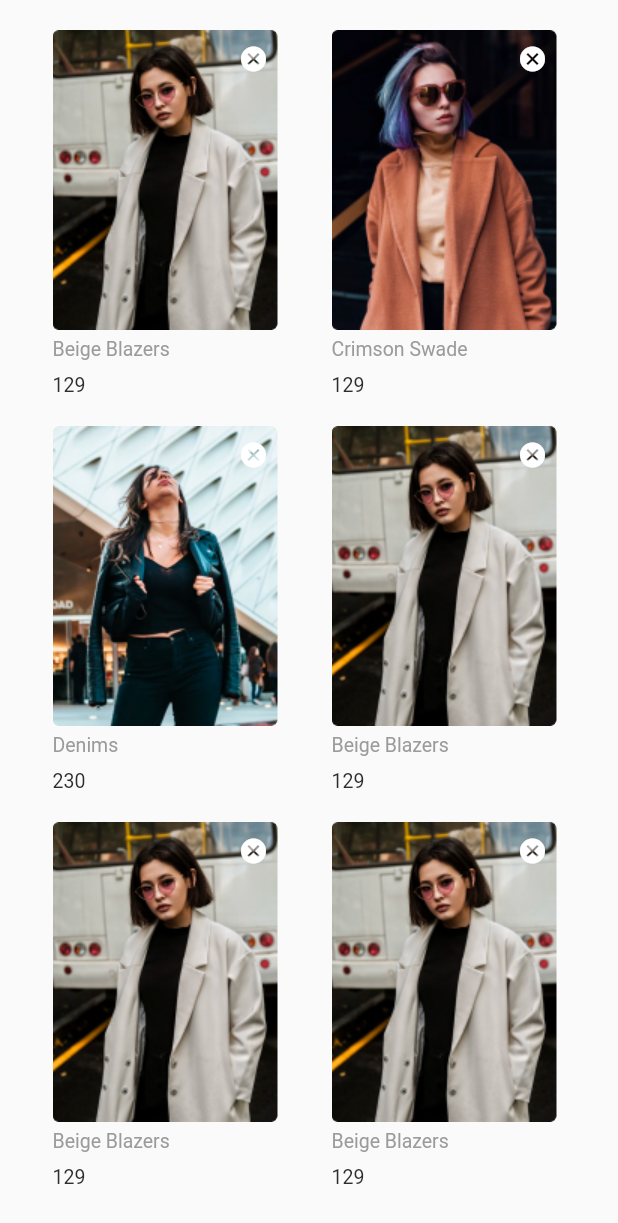
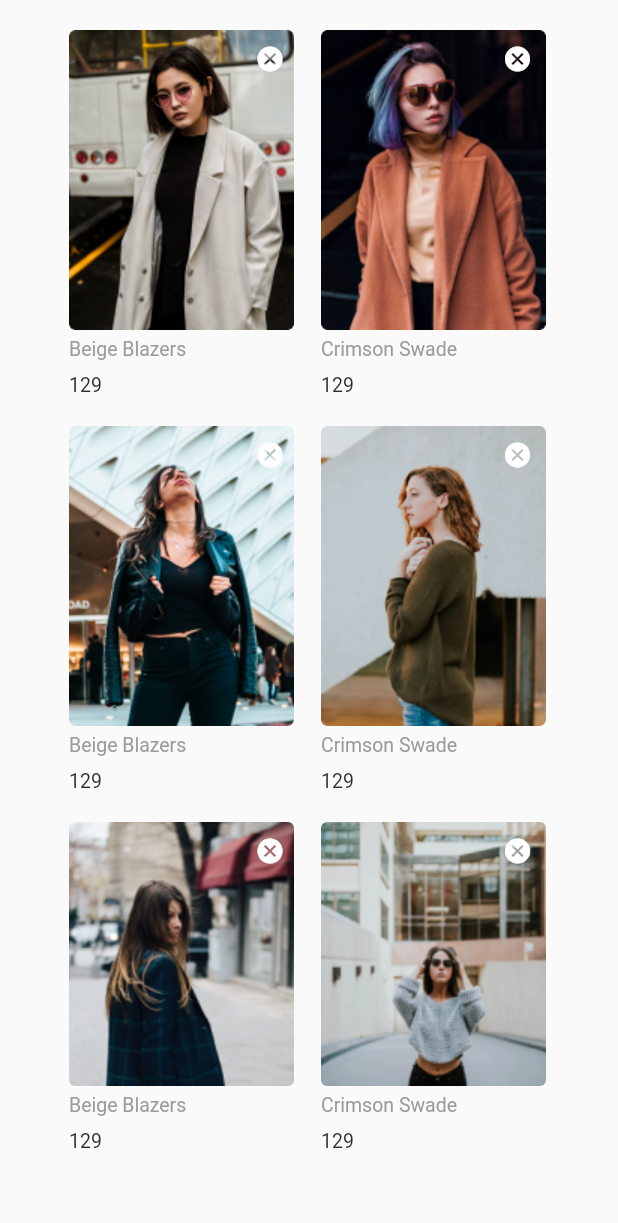
Before and after one commit to titandiaz/marketplace-flutter, a Flutter app: the WishlistPage screen opened by its route, on a phone screen of 412 x 824 dp. Shown: the top 1223 px of the screen. Run offline on Flutter 3.47's test engine with Material 2 defaults, Android fonts, the phone set to English and light mode, and no system bars; our stand-ins replace firebase_auth, flutter_swiper; accounts and stored records are empty; network calls fail.

Commit message:
Wishlist arreglo de diseño, Cart arreglo de diseño

```diff
--- a/lib/src/pages/wishlist_page.dart
+++ b/lib/src/pages/wishlist_page.dart
@@ -23,13 +23,16 @@ class _WishlistPageState extends State<WishlistPage> {
           children: [
             TableRow(
               children: [
+                Row(
+                  mainAxisAlignment: MainAxisAlignment.center,
+                  children: <Widget>[
                     Padding(
-                  padding: const EdgeInsets.only(left: 35, bottom: 20),
+                      padding: const EdgeInsets.only(left: 0, bottom: 20),
                       child: Column(
                         crossAxisAlignment: CrossAxisAlignment.start,
                         children: <Widget>[
                           Container(
-                        padding: const EdgeInsets.only(left: 35, top: 20),
+                            padding: const EdgeInsets.only(left: 0, top: 20),
                           ),
                           Container(
                             child: Stack(
@@ -62,7 +65,7 @@ class _WishlistPageState extends State<WishlistPage> {
                       ),
                     ),
                     Padding(
-                  padding: const EdgeInsets.only(left: 15, bottom: 20),
+                      padding: const EdgeInsets.only(left: 10, bottom: 20),
                       child: Column(
                         crossAxisAlignment: CrossAxisAlignment.start,
                         children: <Widget>[
@@ -70,6 +73,7 @@ class _WishlistPageState extends State<WishlistPage> {
                             padding: const EdgeInsets.only(top: 20),
                           ),
                           Container(
+                            width: 152,
                             child: Stack(
                               children: <Widget>[
                                 ClipRRect(
@@ -99,12 +103,17 @@ class _WishlistPageState extends State<WishlistPage> {
                         ],
                       ),
                     ),
+                  ],
+                ),
               ]
             ),
             TableRow(
               children: [
+                Row(
+                  mainAxisAlignment: MainAxisAlignment.center,
+                  children: <Widget>[
                     Padding(
-                  padding: const EdgeInsets.only(left: 35, bottom: 20),
+                      padding: const EdgeInsets.only(left: 0, bottom: 20),
                       child: Column(
                         crossAxisAlignment: CrossAxisAlignment.start,
                         children: <Widget>[
@@ -114,80 +123,6 @@ class _WishlistPageState extends State<WishlistPage> {
                                 ClipRRect(
                                   borderRadius: new BorderRadius.circular(4.0),
                                   child: Image.asset('assets/Bitmap3.png', fit: BoxFit.cover,),
-                            ),
-                            Container(
-                              transform: Matrix4.translationValues(0.0, -5.0, 0.0),
-                              padding: EdgeInsets.only(left: 110),
-                              child: IconButton( icon: Icon(Icons.cancel, color: Colors.white,), iconSize: 20,
-                                onPressed: () {
-                                  print('object');
-                                },
-                              ),
-                            ),
-                          ],
-                        ),
-                      ),
-                      Container(
-                        padding: EdgeInsets.only(top: 5),
-                        child: Text( 'Denims', style: TextStyle( fontSize: 13, color: Color(0xFF9B9B9B),),),
-                      ),
-                      Container(
-                        padding: EdgeInsets.only(top: 9),
-                        child: Text( '230', style: TextStyle( fontSize: 13, color: Color(0xFF2D2D2D),),),
-                      ),
-                    ],
-                  ),
-                ),
-                Padding(
-                  padding: const EdgeInsets.only(left: 15, bottom: 20),
-                  child: Column(
-                    crossAxisAlignment: CrossAxisAlignment.start,
-                    children: <Widget>[
-                      Container(
-                        child: Stack(
-                          children: <Widget>[
-                            ClipRRect(
-                              borderRadius: new BorderRadius.circular(4.0),
-                              child: Image.asset('assets/Bitmap.png', fit: BoxFit.cover,),
-                            ),
-                            Container(
-                              transform: Matrix4.translationValues(0.0, -5.0, 0.0),
-                              padding: EdgeInsets.only(left: 110),
-                              child: IconButton( icon: Icon(Icons.cancel, color: Colors.white,), iconSize: 20,
-                                onPressed: () {
-                                  print('object');
-                                },
-                              ),
-                            ),
-                          ],
-                        ),
-                      ),
-                      Container(
-                        padding: EdgeInsets.only(top: 5),
-                        child: Text( 'Beige Blazers', style: TextStyle( fontSize: 13, color: Color(0xFF9B9B9B),),),
-                      ),
-                      Container(
-                        padding: EdgeInsets.only(top: 9),
-                        child: Text( '129', style: TextStyle( fontSize: 13, color: Color(0xFF2D2D2D),),),
-                      ),
-                    ],
-                  ),
-                ),
-              ]
-            ),
-            TableRow(
-              children: [
-                Padding(
-                  padding: const EdgeInsets.only(left: 35, bottom: 20),
-                  child: Column(
-                    crossAxisAlignment: CrossAxisAlignment.start,
-                    children: <Widget>[
-                      Container(
-                        child: Stack(
-                          children: <Widget>[
-                            ClipRRect(
-                              borderRadius: new BorderRadius.circular(4.0),
-                              child: Image.asset('assets/Bitmap.png', fit: BoxFit.cover,),
                                 ),
                                 Container(
                                   transform: Matrix4.translationValues(0.0, -5.0, 0.0),
@@ -213,7 +148,52 @@ class _WishlistPageState extends State<WishlistPage> {
                       ),
                     ),
                     Padding(
-                  padding: const EdgeInsets.only(left: 15, bottom: 20),
+                      padding: const EdgeInsets.only(left: 10, bottom: 20),
+                      child: Column(
+                        crossAxisAlignment: CrossAxisAlignment.start,
+                        children: <Widget>[
+                          Container(
+                            width: 152,
+                            child: Stack(
+                              children: <Widget>[
+                                ClipRRect(
+                                  borderRadius: new BorderRadius.circular(4.0),
+                                  child: Image.asset('assets/Bitmap4.png', fit: BoxFit.cover,),
+                                ),
+                                Container(
+                                  transform: Matrix4.translationValues(0.0, -5.0, 0.0),
+                                  padding: EdgeInsets.only(left: 110),
+                                  child: IconButton( icon: Icon(Icons.cancel, color: Colors.white,), iconSize: 20,
+                                    onPressed: () {
+                                      print('object');
+                                    },
+                                  ),
+                                ),
+                              ],
+                            ),
+                          ),
+                          Container(
+                            padding: EdgeInsets.only(top: 5),
+                            child: Text( 'Crimson Swade', style: TextStyle( fontSize: 13, color: Color(0xFF9B9B9B),),),
+                          ),
+                          Container(
+                            padding: EdgeInsets.only(top: 9),
+                            child: Text( '129', style: TextStyle( fontSize: 13, color: Color(0xFF2D2D2D),),),
+                          ),
+                        ],
+                      ),
+                    ),
+                  ],
+                ),
+              ]
+            ),
+            TableRow(
+              children: [
+                Row(
+                  mainAxisAlignment: MainAxisAlignment.center,
+                  children: <Widget>[
+                    Padding(
+                      padding: const EdgeInsets.only(left: 0, bottom: 20),
                       child: Column(
                         crossAxisAlignment: CrossAxisAlignment.start,
                         children: <Widget>[
@@ -222,7 +202,7 @@ class _WishlistPageState extends State<WishlistPage> {
                               children: <Widget>[
                                 ClipRRect(
                                   borderRadius: new BorderRadius.circular(4.0),
-                              child: Image.asset('assets/Bitmap.png', fit: BoxFit.cover,),
+                                  child: Image.asset('assets/Bitmap5.png', fit: BoxFit.cover,),
                                 ),
                                 Container(
                                   transform: Matrix4.translationValues(0.0, -5.0, 0.0),
@@ -247,6 +227,44 @@ class _WishlistPageState extends State<WishlistPage> {
                         ],
                       ),
                     ),
+                    Padding(
+                      padding: const EdgeInsets.only(left: 10, bottom: 20),
+                      child: Column(
+                        crossAxisAlignment: CrossAxisAlignment.start,
+                        children: <Widget>[
+                          Container(
+                            width: 152,
+                            child: Stack(
+                              children: <Widget>[
+                                ClipRRect(
+                                  borderRadius: new BorderRadius.circular(4.0),
+                                  child: Image.asset('assets/Bitmap6.png', fit: BoxFit.cover,),
+                                ),
+                                Container(
+                                  transform: Matrix4.translationValues(0.0, -5.0, 0.0),
+                                  padding: EdgeInsets.only(left: 110),
+                                  child: IconButton( icon: Icon(Icons.cancel, color: Colors.white,), iconSize: 20,
+                                    onPressed: () {
+                                      print('object');
+                                    },
+                                  ),
+                                ),
+                              ],
+                            ),
+                          ),
+                          Container(
+                            padding: EdgeInsets.only(top: 5),
+                            child: Text( 'Crimson Swade', style: TextStyle( fontSize: 13, color: Color(0xFF9B9B9B),),),
+                          ),
+                          Container(
+                            padding: EdgeInsets.only(top: 9),
+                            child: Text( '129', style: TextStyle( fontSize: 13, color: Color(0xFF2D2D2D),),),
+                          ),
+                        ],
+                      ),
+                    ),
+                  ],
+                ),
               ]
             ),
           ]
```
Also changed, not shown: assets/data-profile.json (+7 -7 lines), lib/src/pages/cart_page.dart (+25 -17 lines). Lines whose indentation alone changed are shown as unchanged.
